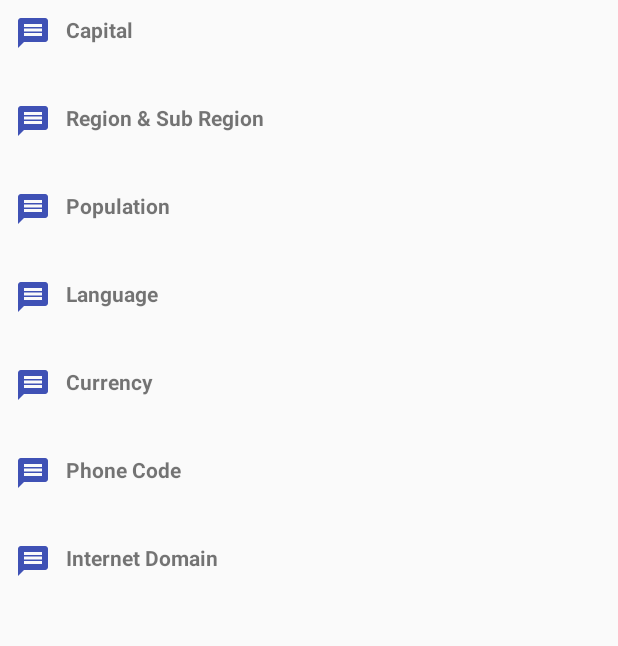
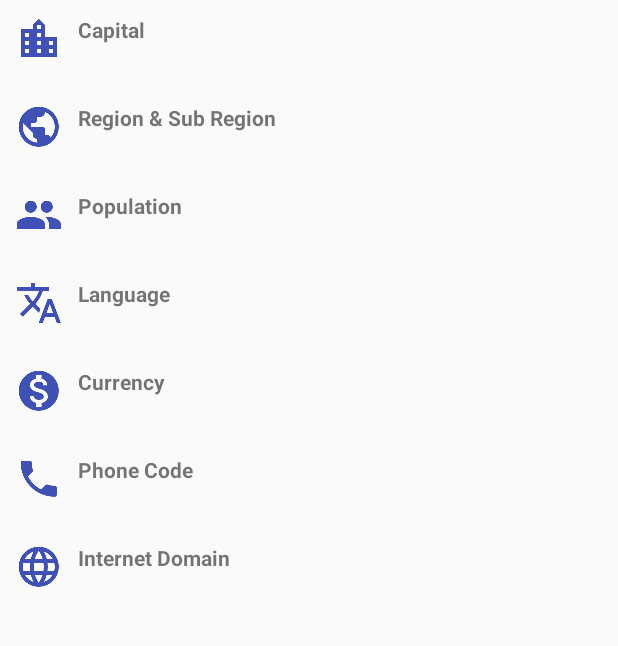
Before and after one commit to nayansphere/CountryList, an Android app: the ActivityDetails screen opened directly, with no data from a screen before it, on a phone screen of 412 x 824 dp, the part 384-1030 px from its top. Run offline under Robolectric (Android 15) with nearby library versions, the phone set to English and light mode, and no system bars; our stand-ins replace Volley; network calls fail; pictures from the network do not load; 1 statement that could not run was skipped.

Commit message:
set icons in country detail page

```diff
--- a/app/src/main/res/layout/activity_detail.xml
+++ b/app/src/main/res/layout/activity_detail.xml
@@ -63,7 +63,7 @@
                     android:layout_width="wrap_content"
                     android:layout_height="wrap_content"
                     android:layout_marginRight="10dp"
-                    android:src="@drawable/ic_discuss"
+                    android:src="@drawable/ic_building"
                     android:tint="@color/colorPrimary"/>
 
                 <TextView
@@ -95,7 +95,7 @@
                     android:layout_width="wrap_content"
                     android:layout_height="wrap_content"
                     android:layout_marginRight="10dp"
-                    android:src="@drawable/ic_discuss"
+                    android:src="@drawable/ic_region"
                     android:tint="@color/colorPrimary"/>
 
                 <TextView
@@ -127,7 +127,7 @@
                     android:layout_width="wrap_content"
                     android:layout_height="wrap_content"
                     android:layout_marginRight="10dp"
-                    android:src="@drawable/ic_discuss"
+                    android:src="@drawable/ic_people"
                     android:tint="@color/colorPrimary"/>
 
                 <TextView
@@ -159,7 +159,7 @@
                     android:layout_width="wrap_content"
                     android:layout_height="wrap_content"
                     android:layout_marginRight="10dp"
-                    android:src="@drawable/ic_discuss"
+                    android:src="@drawable/ic_translate"
                     android:tint="@color/colorPrimary"/>
 
                 <TextView
@@ -191,7 +191,7 @@
                     android:layout_width="wrap_content"
                     android:layout_height="wrap_content"
                     android:layout_marginRight="10dp"
-                    android:src="@drawable/ic_discuss"
+                    android:src="@drawable/ic_currency"
                     android:tint="@color/colorPrimary"/>
 
                 <TextView
@@ -224,7 +224,7 @@
                     android:layout_width="wrap_content"
                     android:layout_height="wrap_content"
                     android:layout_marginRight="10dp"
-                    android:src="@drawable/ic_discuss"
+                    android:src="@drawable/ic_call"
                     android:tint="@color/colorPrimary"/>
 
                 <TextView
@@ -256,7 +256,7 @@
                     android:layout_width="wrap_content"
                     android:layout_height="wrap_content"
                     android:layout_marginRight="10dp"
-                    android:src="@drawable/ic_discuss"
+                    android:src="@drawable/ic_web"
                     android:tint="@color/colorPrimary"/>
 
                 <TextView
```
Also changed, not shown: app/src/main/res/drawable-hdpi/ic_discuss.png (deleted), app/src/main/res/drawable-mdpi/ic_discuss.png (deleted), app/src/main/res/drawable-xhdpi/ic_discuss.png (deleted), app/src/main/res/drawable-xxhdpi/ic_building.png (added), app/src/main/res/drawable-xxhdpi/ic_call.png (added), app/src/main/res/drawable-xxhdpi/ic_currency.png (added), app/src/main/res/drawable-xxhdpi/ic_discuss.png (deleted), app/src/main/res/drawable-xxhdpi/ic_people.png (added), app/src/main/res/drawable-xxhdpi/ic_region.png (added), app/src/main/res/drawable-xxhdpi/ic_translate.png (added), app/src/main/res/drawable-xxhdpi/ic_web.png (added).
